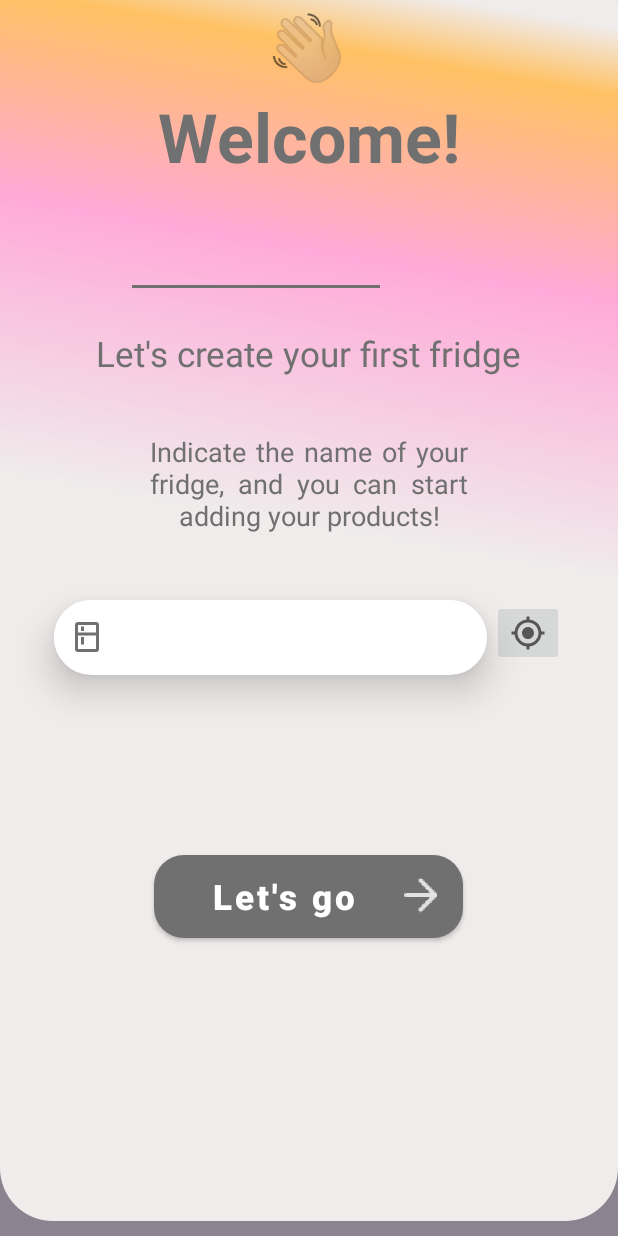
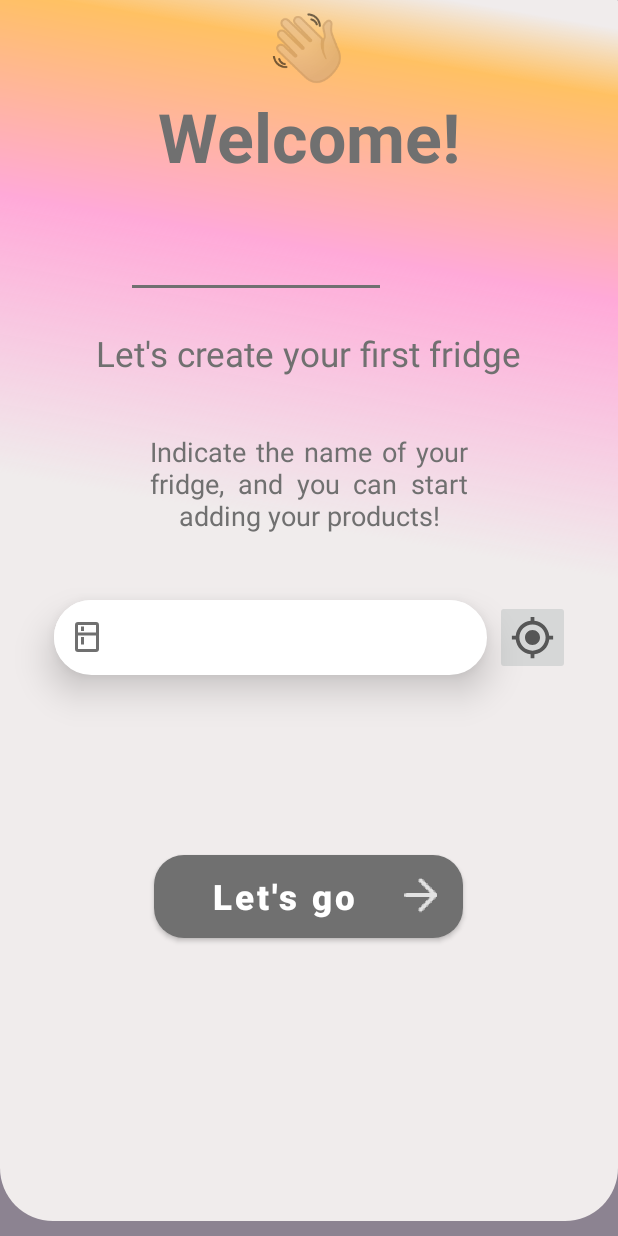
Before and after one commit to CorentinRuiz/TousAntiGaspi, an Android app: the AddFirstFrigoActivity screen opened directly, with no data from a screen before it, on a phone screen of 412 x 824 dp. Run offline under Robolectric (Android 15) with nearby library versions, the phone set to English and light mode, and no system bars.

Commit message:
Center the location button

```diff
--- a/android app/app/src/main/res/drawable/ic_baseline_my_location_24.xml
+++ b/android app/app/src/main/res/drawable/ic_baseline_my_location_24.xml
@@ -1,6 +1,6 @@
 <vector xmlns:android="http://schemas.android.com/apk/res/android"
-    android:width="24dp"
-    android:height="24dp"
+    android:width="30dp"
+    android:height="30dp"
     android:viewportWidth="24"
     android:viewportHeight="24"
     android:tint="?attr/colorControlNormal">
--- a/android app/app/src/main/res/layout/activity_add_first_frigo.xml
+++ b/android app/app/src/main/res/layout/activity_add_first_frigo.xml
@@ -141,7 +141,8 @@
         android:id="@+id/useLocationFirstFrigoButton"
         android:layout_width="wrap_content"
         android:layout_height="wrap_content"
-        android:layout_marginEnd="36dp"
+        android:layout_marginEnd="32dp"
+        android:padding="10dp"
         app:layout_constraintBottom_toBottomOf="parent"
         app:layout_constraintEnd_toEndOf="parent"
         app:layout_constraintTop_toBottomOf="@+id/imageView"
```
